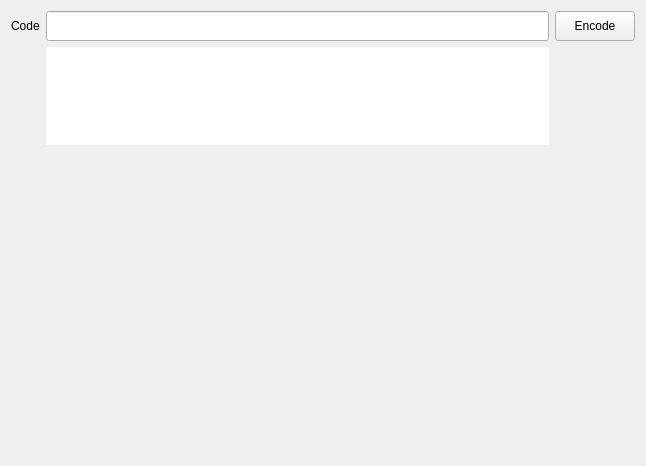
Above: QR_BarCodeEncoder.ui from roboxerox/QR_BAR_CodeGen before the change. Below: the same form after it.
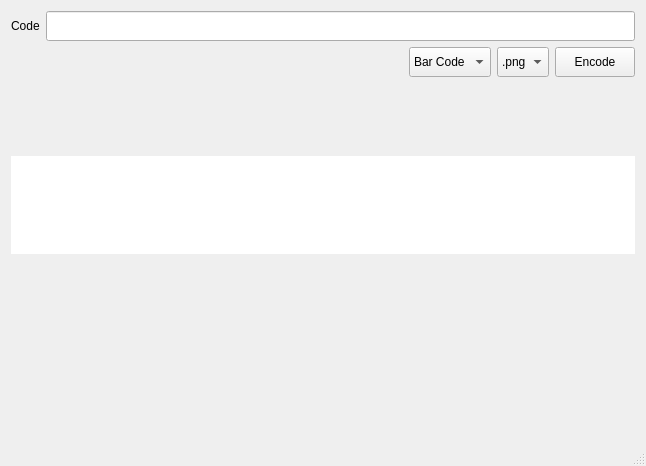
That is the form after the change.

Commit message: save as image and cmake build tested

Patch:
```diff
--- a/QR_BarCodeEncoder.ui
+++ b/QR_BarCodeEncoder.ui
@@ -14,39 +14,100 @@
    <string>BarCodeEncoderDecoder</string>
   </property>
   <widget class="QWidget" name="centralWidget">
-   <layout class="QGridLayout" name="gridLayout">
-    <item row="0" column="2">
-     <widget class="QPushButton" name="pushButton_Encode">
-      <property name="minimumSize">
-       <size>
-        <width>0</width>
-        <height>30</height>
-       </size>
-      </property>
-      <property name="text">
-       <string>Encode</string>
-      </property>
-     </widget>
+   <layout class="QVBoxLayout" name="verticalLayout_2">
+    <item>
+     <layout class="QHBoxLayout" name="horizontalLayout_2">
+      <item>
+       <widget class="QLabel" name="label">
+        <property name="text">
+         <string>Code</string>
+        </property>
+       </widget>
+      </item>
+      <item>
+       <widget class="QLineEdit" name="lineEdit">
+        <property name="minimumSize">
+         <size>
+          <width>0</width>
+          <height>30</height>
+         </size>
+        </property>
+       </widget>
+      </item>
+     </layout>
     </item>
-    <item row="0" column="0">
-     <widget class="QLabel" name="label">
-      <property name="text">
-       <string>Code</string>
-      </property>
-     </widget>
+    <item>
+     <layout class="QHBoxLayout" name="horizontalLayout">
+      <item>
+       <spacer name="horizontalSpacer">
+        <property name="orientation">
+         <enum>Qt::Horizontal</enum>
+        </property>
+        <property name="sizeHint" stdset="0">
+         <size>
+          <width>40</width>
+          <height>20</height>
+         </size>
+        </property>
+       </spacer>
+      </item>
+      <item>
+       <widget class="QComboBox" name="comboBox_code_type">
+        <property name="minimumSize">
+         <size>
+          <width>0</width>
+          <height>30</height>
+         </size>
+        </property>
+        <item>
+         <property name="text">
+          <string>Bar Code</string>
+         </property>
+        </item>
+        <item>
+         <property name="text">
+          <string>QR Code</string>
+         </property>
+        </item>
+       </widget>
+      </item>
+      <item>
+       <widget class="QComboBox" name="comboBox_image_type">
+        <property name="minimumSize">
+         <size>
+          <width>0</width>
+          <height>30</height>
+         </size>
+        </property>
+        <item>
+         <property name="text">
+          <string>.png</string>
+         </property>
+        </item>
+        <item>
+         <property name="text">
+          <string>.jpg</string>
+         </property>
+        </item>
+       </widget>
+      </item>
+      <item>
+       <widget class="QPushButton" name="pushButton_Encode">
+        <property name="minimumSize">
+         <size>
+          <width>0</width>
+          <height>30</height>
+         </size>
+        </property>
+        <property name="text">
+         <string>Encode</string>
+        </property>
+       </widget>
+      </item>
+     </layout>
     </item>
-    <item row="0" column="1">
-     <widget class="QLineEdit" name="lineEdit">
-      <property name="minimumSize">
-       <size>
-        <width>0</width>
-        <height>30</height>
-       </size>
-      </property>
-     </widget>
-    </item>
-    <item row="3" column="1">
-     <spacer name="verticalSpacer_2">
+    <item>
+     <spacer name="verticalSpacer">
       <property name="orientation">
        <enum>Qt::Vertical</enum>
       </property>
@@ -58,7 +119,7 @@
       </property>
      </spacer>
     </item>
-    <item row="1" column="1">
+    <item>
      <widget class="QWidget" name="widget_Barcode" native="true">
       <property name="styleSheet">
        <string notr="true">background-color: rgb(255, 255, 255);</string>
@@ -107,7 +168,7 @@
       </layout>
      </widget>
     </item>
-    <item row="2" column="1">
+    <item>
      <widget class="QLabel" name="label_QrCode">
       <property name="minimumSize">
        <size>
@@ -123,8 +184,22 @@
       </property>
      </widget>
     </item>
+    <item>
+     <spacer name="verticalSpacer_2">
+      <property name="orientation">
+       <enum>Qt::Vertical</enum>
+      </property>
+      <property name="sizeHint" stdset="0">
+       <size>
+        <width>20</width>
+        <height>40</height>
+       </size>
+      </property>
+     </spacer>
+    </item>
    </layout>
   </widget>
+  <widget class="QStatusBar" name="statusBar"/>
  </widget>
  <layoutdefault spacing="6" margin="11"/>
  <resources/>
```
The commit also changes 4 other files.
